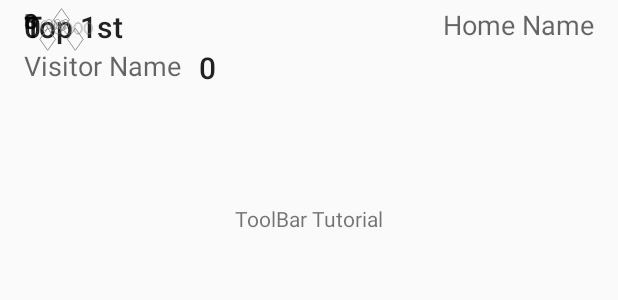
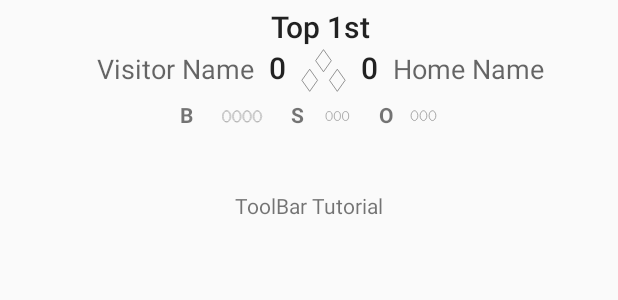
Before and after one commit to vinimatrix/anotador, an Android app: the layout game_toolbar.xml on its own in the app's theme, with its tools: preview values and no code run, on a phone screen of 412 x 824 dp. Shown: the top 300 px of the screen. Run offline under Robolectric (Android 15) with nearby library versions, the phone set to English and light mode, and no system bars.

Commit message:
inclusion del detalle del juego

```diff
--- a/app/src/main/java/com/example/viniciomendez/anotador/Main2Activity.java
+++ b/app/src/main/java/com/example/viniciomendez/anotador/Main2Activity.java
@@ -40,7 +40,8 @@ public class Main2Activity extends AppCompatActivity {
                  //   mTextMessage.setText(R.string.title_home);
                     return true;
                 case R.id.navigation_dashboard:
-                  //  mTextMessage.setText(R.string.title_dashboard);
+                  //  mTextMessage.setText(R.str+35
+                    // ing.title_dashboard);
                     return true;
                 case R.id.navigation_notifications:
                   //  mTextMessage.setText(R.string.title_notifications);
--- a/app/src/main/res/layout/game_toolbar.xml
+++ b/app/src/main/res/layout/game_toolbar.xml
@@ -4,13 +4,13 @@
         xmlns:app="http://schemas.android.com/apk/res-auto"
         xmlns:tools="http://schemas.android.com/tools"
         android:layout_width="match_parent"
-        android:layout_height="match_parent"
+        android:layout_height="wrap_content"
         tools:context=".GameDetailsActivity">
 
         <android.support.v7.widget.Toolbar
             android:id="@+id/toolbar"
             android:layout_width="match_parent"
-            android:layout_height="116dp"
+            android:layout_height="115dp"
             android:layout_marginTop="4dp"
             android:minHeight="?attr/actionBarSize"
             app:layout_constraintEnd_toEndOf="parent"
@@ -22,15 +22,29 @@
                 android:layout_width="match_parent"
                 android:layout_height="match_parent"
                 android:layout_marginBottom="8dp">
+<LinearLayout
+    android:layout_width="match_parent"
+    android:layout_height="wrap_content"
+    android:orientation="vertical">
 
     <TextView
         android:id="@+id/ining"
         android:layout_width="wrap_content"
         android:layout_height="wrap_content"
+        android:layout_gravity="center_horizontal"
+        android:gravity="center_horizontal"
         android:text="Top 1st"
         android:textAppearance="@android:style/TextAppearance.Material.Title"
-                    tools:layout_editor_absoluteX="138dp"
-                    tools:layout_editor_absoluteY="12dp" />
+        tools:layout_editor_absoluteX="140dp"
+        tools:layout_editor_absoluteY="3dp" />
+
+    <LinearLayout
+        android:layout_width="match_parent"
+        android:layout_height="wrap_content"
+        android:layout_gravity="center_horizontal"
+        android:foregroundGravity="center_horizontal"
+        android:gravity="center_horizontal"
+        android:orientation="horizontal">
 
         <TextView
             android:id="@+id/women_s"
@@ -41,7 +55,8 @@
             app:layout_constraintHorizontal_bias="0.0"
             app:layout_constraintLeft_toLeftOf="parent"
             app:layout_constraintRight_toRightOf="parent"
-                    app:layout_constraintTop_toBottomOf="@+id/ining" />
+            app:layout_constraintTop_toBottomOf="@+id/ining"
+            android:layout_marginRight="10dp"/>
 
         <TextView
             android:id="@+id/visitor_score"
@@ -54,16 +69,14 @@
             app:layout_constraintRight_toRightOf="parent"
             app:layout_constraintTop_toBottomOf="@+id/ining" />
 
-                <TextView
-                    android:id="@+id/home_name"
-                    android:layout_width="wrap_content"
-                    android:layout_height="wrap_content"
-                    android:text="Home Name"
-                    android:textAppearance="@android:style/TextAppearance.Material.Medium"
-                    app:layout_constraintHorizontal_bias="0.946"
-                    app:layout_constraintLeft_toLeftOf="parent"
-                    app:layout_constraintRight_toRightOf="parent"
-                    tools:layout_editor_absoluteY="39dp" />
+        <ImageView
+            android:id="@+id/imageView"
+            android:layout_width="50dp"
+            android:layout_height="31dp"
+            app:srcCompat="@drawable/ic_artboard_1"
+            tools:layout_editor_absoluteX="154dp"
+            tools:layout_editor_absoluteY="34dp" />
+
 
         <TextView
             android:id="@+id/home_score"
@@ -71,16 +84,29 @@
             android:layout_height="wrap_content"
             android:text="0"
             android:textAppearance="@android:style/TextAppearance.Material.Title"
-                    tools:layout_editor_absoluteX="226dp"
-                    tools:layout_editor_absoluteY="39dp" />
+            tools:layout_editor_absoluteX="225dp"
+            tools:layout_editor_absoluteY="30dp" />
 
-                <ImageView
-                    android:id="@+id/imageView"
-                    android:layout_width="50dp"
-                    android:layout_height="31dp"
-                    app:srcCompat="@drawable/ic_artboard_1"
-                    tools:layout_editor_absoluteX="145dp"
-                    tools:layout_editor_absoluteY="39dp" />
+        <TextView
+            android:id="@+id/home_name"
+            android:layout_width="wrap_content"
+            android:layout_height="wrap_content"
+            android:text="Home Name"
+            android:textAlignment="viewEnd"
+            android:textAppearance="@android:style/TextAppearance.Material.Medium"
+            app:layout_constraintHorizontal_bias="0.94"
+            app:layout_constraintRight_toRightOf="parent"
+            tools:layout_editor_absoluteY="30dp"
+            android:layout_marginLeft="10dp"/>
+
+    </LinearLayout>
+
+    <LinearLayout
+        android:layout_width="match_parent"
+        android:layout_height="wrap_content"
+        android:layout_gravity="center"
+        android:gravity="center"
+        android:orientation="horizontal">
 
         <TextView
             android:id="@+id/textView2"
@@ -91,6 +117,14 @@
             tools:layout_editor_absoluteX="0dp"
             tools:layout_editor_absoluteY="85dp" />
 
+        <ImageView
+            android:id="@+id/imageView2"
+            android:layout_width="65dp"
+            android:layout_height="27dp"
+            app:srcCompat="@drawable/ic_artboard_16"
+            tools:layout_editor_absoluteX="0dp"
+            tools:layout_editor_absoluteY="82dp" />
+
         <TextView
             android:id="@+id/textView3"
             android:layout_width="wrap_content"
@@ -99,6 +133,14 @@
             android:textStyle="bold"
             tools:layout_editor_absoluteX="145dp"
             tools:layout_editor_absoluteY="85dp" />
+
+        <ImageView
+            android:id="@+id/imageView3"
+            android:layout_width="50dp"
+            android:layout_height="22dp"
+            app:srcCompat="@drawable/ic_artboard_16_copy_5"
+            tools:layout_editor_absoluteX="159dp"
+            tools:layout_editor_absoluteY="82dp" />
 
         <TextView
             android:id="@+id/textView4"
@@ -110,28 +152,14 @@
             tools:layout_editor_absoluteY="85dp" />
 
         <ImageView
-                    android:id="@+id/imageView2"
-                    android:layout_width="65dp"
-                    android:layout_height="27dp"
-                    app:srcCompat="@drawable/ic_artboard_16"
-                    tools:layout_editor_absoluteX="0dp"
-                    tools:layout_editor_absoluteY="82dp" />
-
-                <ImageView
-                    android:id="@+id/imageView3"
-                    android:layout_width="50dp"
-                    android:layout_height="22dp"
-                    app:srcCompat="@drawable/ic_artboard_16_copy_5"
-                    tools:layout_editor_absoluteX="159dp"
-                    tools:layout_editor_absoluteY="82dp" />
-
-                <ImageView
             android:id="@+id/imageView4"
             android:layout_width="45dp"
             android:layout_height="24dp"
             app:srcCompat="@drawable/ic_artboard_16_copy_9"
             tools:layout_editor_absoluteX="278dp"
             tools:layout_editor_absoluteY="82dp" />
+    </LinearLayout>
+</LinearLayout>
             </android.support.constraint.ConstraintLayout>
         </android.support.v7.widget.Toolbar>
 
@@ -139,10 +167,9 @@
         android:id="@+id/textView"
         android:layout_width="wrap_content"
         android:layout_height="wrap_content"
-            android:layout_marginEnd="8dp"
-            android:layout_marginStart="8dp"
-            android:layout_marginTop="16dp"
+        android:layout_marginTop="8dp"
         android:text="ToolBar Tutorial"
+        app:layout_constraintHorizontal_bias="0.501"
         app:layout_constraintLeft_toLeftOf="parent"
         app:layout_constraintRight_toRightOf="parent"
         app:layout_constraintTop_toBottomOf="@+id/toolbar" />
--- a/app/src/main/res/values/styles.xml
+++ b/app/src/main/res/values/styles.xml
@@ -17,6 +17,9 @@
     <style name="AppTheme.NoActionBar">
         <item name="windowActionBar">false</item>
         <item name="windowNoTitle">true</item>
+        <item name="colorPrimary">@color/colorPrimary</item>
+        <item name="colorPrimaryDark">@color/colorPrimaryDark</item>
+        <item name="colorAccent">@color/colorAccent</item>
     </style>
 
     <style name="AppTheme.AppBarOverlay" parent="ThemeOverlay.AppCompat.Dark.ActionBar" />
```
Also changed, not shown: app/src/main/java/com/example/viniciomendez/anotador/GameDetailsActivity.java (+10 -0 lines), app/src/main/res/layout/activity_game_details.xml (+36 -2 lines). Lines whose indentation alone changed are shown as unchanged.
